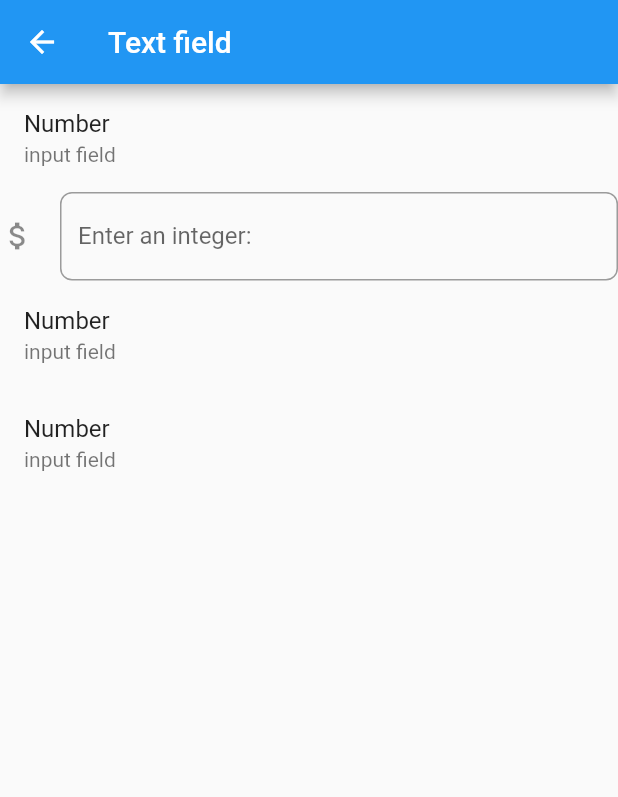
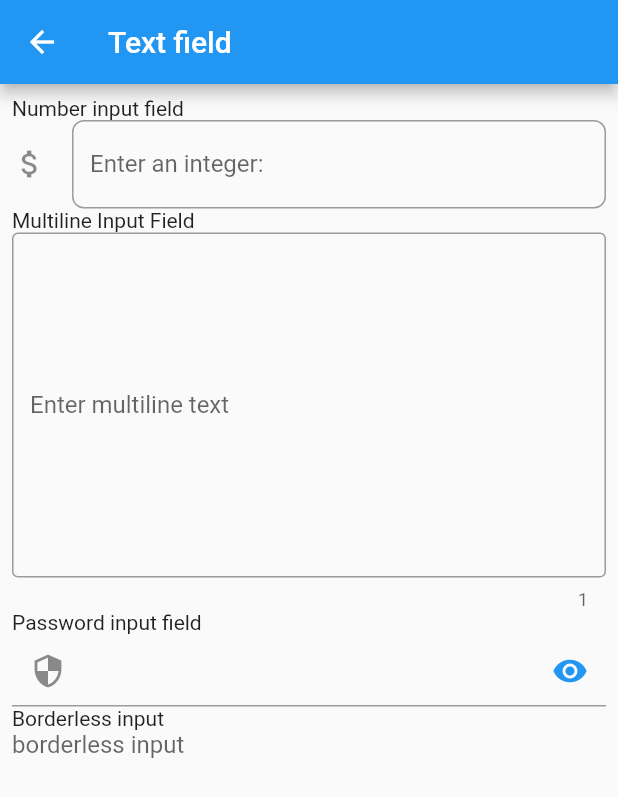
Before and after one commit to arifikhsan/flutter_components, a Flutter app: the TextFieldPage screen opened by its route, on a phone screen of 412 x 824 dp. Shown: the top 797 px of the screen. Run offline on Flutter 3.47's test engine with Material 2 defaults, Android fonts, the phone set to English and light mode, and no system bars; our stand-ins replace fluttertoast.

Commit message:
borderless input

```diff
--- a/lib/pages/text_field_page.dart
+++ b/lib/pages/text_field_page.dart
@@ -8,6 +8,9 @@ class TextFieldPage extends StatefulWidget {
 
 class _TextFieldPageState extends State<TextFieldPage> {
   bool numberInputIsValid = true;
+  bool inputShowPassword = false;
+
+  final multilineInputController = TextEditingController();
 
   @override
   Widget build(BuildContext context) {
@@ -15,12 +18,11 @@ class _TextFieldPageState extends State<TextFieldPage> {
       appBar: AppBar(
         title: Text('Text field'),
       ),
-      body: ListView(
+      body: Container(
+        margin: const EdgeInsets.all(8.0),
+        child: ListView(
           children: <Widget>[
-          ListTile(
-            title: Text('Number'),
-            subtitle: Text('input field'),
-          ),
+            Text('Number input field'),
             TextField(
               keyboardType: TextInputType.number,
               decoration: InputDecoration(
@@ -29,7 +31,8 @@ class _TextFieldPageState extends State<TextFieldPage> {
                 border: OutlineInputBorder(
                   borderRadius: BorderRadius.all(Radius.circular(8)),
                 ),
-              errorText: numberInputIsValid ? null : 'Please enter an integer',
+                errorText:
+                    numberInputIsValid ? null : 'Please enter an integer',
               ),
               onSubmitted: (String value) {
                 Fluttertoast.showToast(msg: 'You entered: $value');
@@ -46,16 +49,51 @@ class _TextFieldPageState extends State<TextFieldPage> {
                 });
               },
             ),
-          ListTile(
-            title: Text('Number'),
-            subtitle: Text('input field'),
+            Text('Multiline Input Field'),
+            TextField(
+              controller: multilineInputController,
+              maxLines: 10,
+              textCapitalization: TextCapitalization.sentences,
+              decoration: InputDecoration(
+                  counterText:
+                      '${this.multilineInputController.text.split(' ').length}',
+                  labelText: 'Enter multiline text',
+                  hintText: 'type something ...',
+                  border: OutlineInputBorder()),
+              onChanged: (_) {
+                setState(() {});
+              },
             ),
-          ListTile(
-            title: Text('Number'),
-            subtitle: Text('input field'),
+            Text('Password input field'),
+            TextField(
+              obscureText: inputShowPassword,
+              decoration: InputDecoration(
+                prefixIcon: Icon(Icons.security),
+                suffixIcon: IconButton(
+                  icon: Icon(
+                    Icons.remove_red_eye,
+                    color: inputShowPassword ? buildGrey() : Colors.blue,
                   ),
+                  onPressed: () {
+                    setState(() {
+                      inputShowPassword = !inputShowPassword;
+                    });
+                  },
+                ),
+              ),
+            ),
+            Text('Borderless input'),
+            TextField(
+              maxLines: 3,
+              decoration: InputDecoration.collapsed(
+                hintText: 'borderless input',
+              ),
+            )
           ],
+        ),
       ),
     );
   }
+
+  MaterialColor buildGrey() => Colors.grey;
 }
```
Lines whose indentation alone changed are shown as unchanged.
